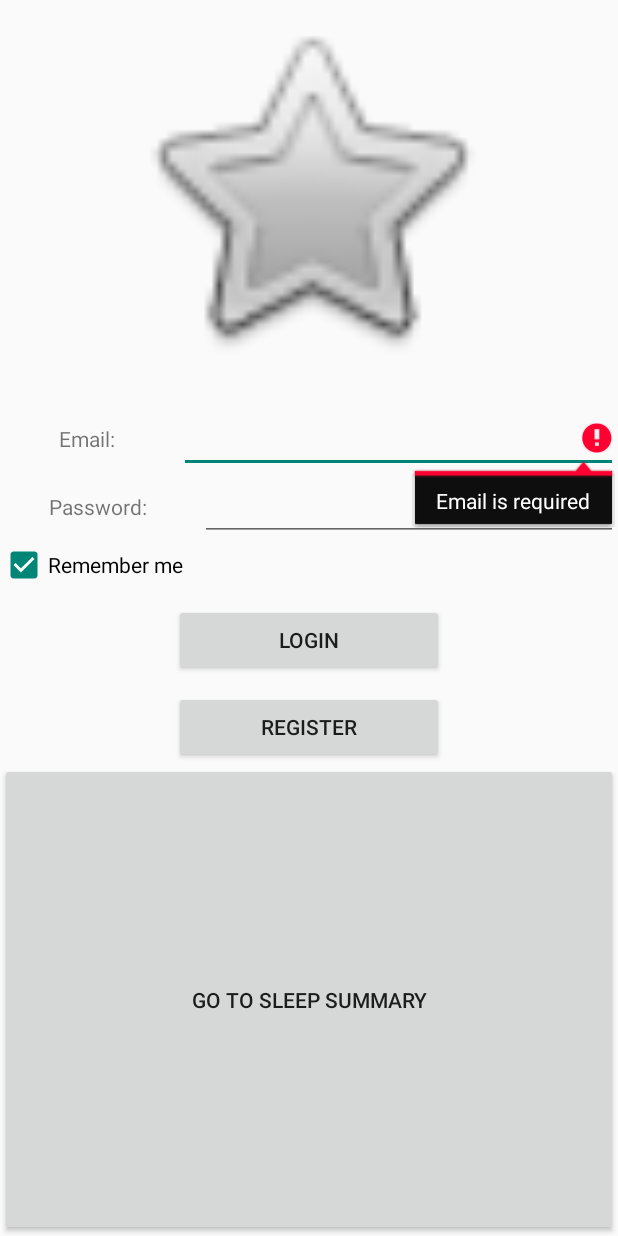
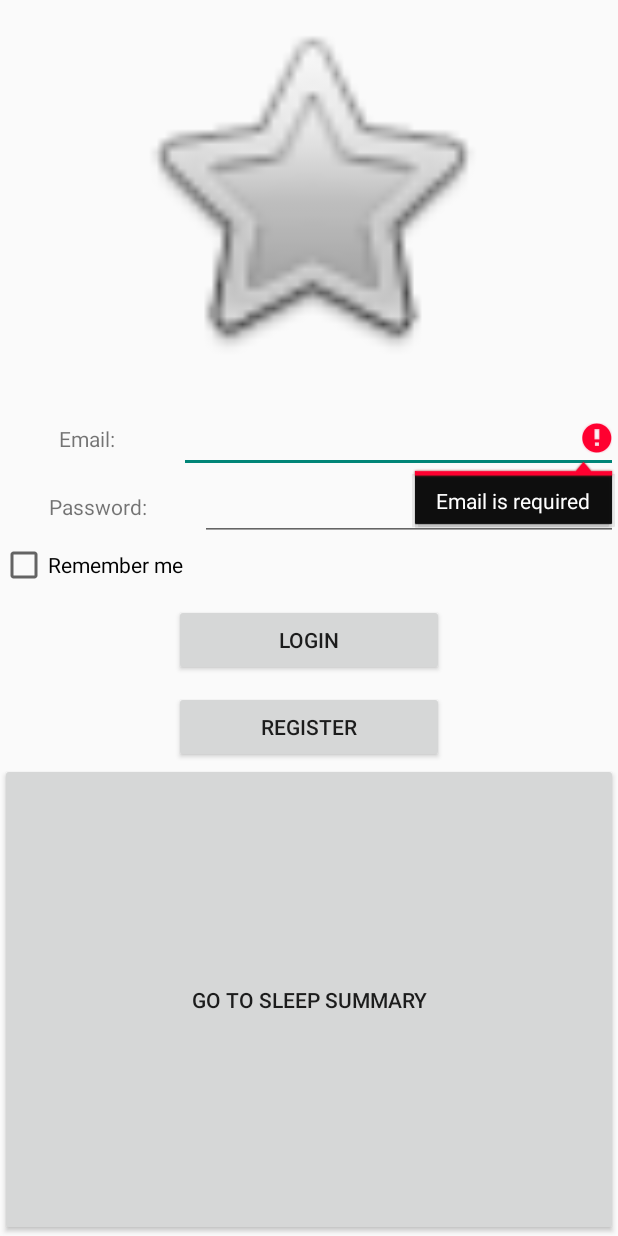
Before and after one commit to AP-Elektronica-ICT/IP18-SleepQuality01, an Android app: the screen it shows after launch (login), after a tap on "LOGIN", on a phone screen of 412 x 824 dp. Run offline under Robolectric (Android 15) with nearby library versions, the phone set to English and light mode, and no system bars; our stand-ins replace Firebase (no records; nobody signed in at launch, a user with empty details on screens opened directly); 1 other tap on this screen came first.

```diff
--- a/Android/app/src/main/java/be/eaict/sleepqualitymeter/login.java
+++ b/Android/app/src/main/java/be/eaict/sleepqualitymeter/login.java
@@ -88,17 +88,6 @@
                 startActivity(intent);
             }
         });
-        chbRemember.setOnClickListener(new View.OnClickListener() {
-            @Override
-            public void onClick(View view) {
-                if (chbRemember.isChecked()) {
-                    rememberMe = true;
-                }
-                else {
-                    rememberMe = false;
-                }
-            }
-        });
     }
 
     @Override
@@ -114,8 +103,16 @@
     public void Save() {
         SharedPreferences sp = getSharedPreferences("DATA", MODE_PRIVATE);
         SharedPreferences.Editor editor = sp.edit();
-        editor.putString("email", editemail.getText().toString());
-        editor.putString("pass", editpassword.getText().toString());
+        if (chbRemember.isChecked()) {
+            rememberMe = true;
+            editor.putString("email", editemail.getText().toString());
+            editor.putString("pass", editpassword.getText().toString());
+        }
+        else {
+            rememberMe = false;
+            editor.putString("email", "");
+            editor.putString("pass",  "");
+        }
         editor.putBoolean("checkbox", rememberMe);
         editor.apply();
         Toast.makeText(this, "Saved", Toast.LENGTH_SHORT);
--- a/Android/app/src/main/res/layout/activity_register.xml
+++ b/Android/app/src/main/res/layout/activity_register.xml
@@ -45,6 +45,7 @@
                     android:layout_height="match_parent"
                     android:layout_weight="1"
                     android:ems="10"
+                    android:gravity="center"
                     android:inputType="textEmailAddress" />
             </LinearLayout>
 
@@ -111,6 +112,7 @@
                     android:layout_width="wrap_content"
                     android:layout_height="match_parent"
                     android:layout_weight="4"
+                    android:textAlignment="center"
                     android:text="TextView" />
 
             </LinearLayout>
```
Also changed, not shown: Android/app/src/main/java/be/eaict/sleepqualitymeter/register.java (+3 -12 lines).
